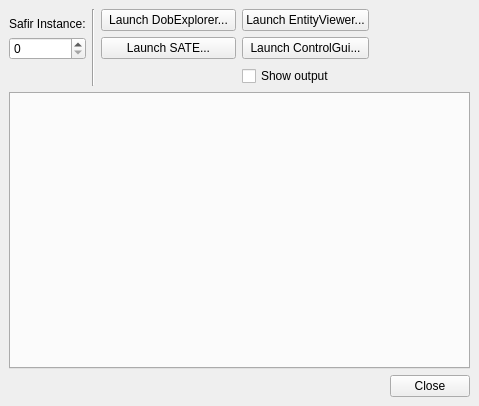
Qt form src/util/tool_launcher/src/MainWindow.ui (SafirSDK/safir-sdk-core) before a commit.
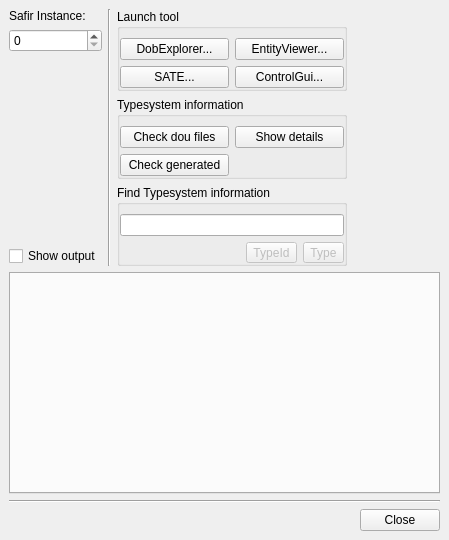
The same form after that commit. Icons and pictures are not drawn.

Commit message: Add options to run dots_configuration_check in various ways from the ToolLauncher. #435

Diff of the .ui file:
```diff
--- a/src/util/tool_launcher/src/MainWindow.ui
+++ b/src/util/tool_launcher/src/MainWindow.ui
@@ -6,8 +6,8 @@
    <rect>
     <x>0</x>
     <y>0</y>
-    <width>479</width>
-    <height>406</height>
+    <width>449</width>
+    <height>540</height>
    </rect>
   </property>
   <property name="windowTitle">
@@ -18,87 +18,256 @@
     <normaloff>tool_launcher.png</normaloff>tool_launcher.png</iconset>
   </property>
   <widget class="QWidget" name="centralwidget">
-   <layout class="QVBoxLayout" name="verticalLayout_3" stretch="0,100,0,0">
+   <layout class="QVBoxLayout" name="verticalLayout_3" stretch="0,100,0,0,0">
     <item>
-     <layout class="QGridLayout" name="gridLayout" columnstretch="0,0,0,0,0">
-      <item row="0" column="0" alignment="Qt::AlignBottom">
-       <widget class="QLabel" name="label">
-        <property name="toolTip">
-         <string>Launch the tool using the specified value for SAFIR_INSTANCE</string>
-        </property>
-        <property name="text">
-         <string>Safir Instance:</string>
-        </property>
-       </widget>
+     <layout class="QHBoxLayout" name="horizontalLayout_2">
+      <item>
+       <layout class="QVBoxLayout" name="verticalLayout">
+        <item>
+         <widget class="QLabel" name="label">
+          <property name="toolTip">
+           <string>Launch the tool using the specified value for SAFIR_INSTANCE</string>
+          </property>
+          <property name="text">
+           <string>Safir Instance:</string>
+          </property>
+         </widget>
+        </item>
+        <item>
+         <widget class="QSpinBox" name="safirInstanceSpin">
+          <property name="maximum">
+           <number>999999999</number>
+          </property>
+         </widget>
+        </item>
+        <item>
+         <spacer name="verticalSpacer_2">
+          <property name="orientation">
+           <enum>Qt::Vertical</enum>
+          </property>
+          <property name="sizeHint" stdset="0">
+           <size>
+            <width>20</width>
+            <height>40</height>
+           </size>
+          </property>
+         </spacer>
+        </item>
+        <item>
+         <widget class="QCheckBox" name="showOutputButton">
+          <property name="text">
+           <string>Show output</string>
+          </property>
+         </widget>
+        </item>
+       </layout>
       </item>
-      <item row="0" column="2">
-       <widget class="QPushButton" name="launchDobExplorerButton">
-        <property name="minimumSize">
-         <size>
-          <width>135</width>
-          <height>0</height>
-         </size>
+      <item>
+       <widget class="Line" name="line">
+        <property name="orientation">
+         <enum>Qt::Vertical</enum>
         </property>
-        <property name="text">
-         <string>Launch DobExplorer...</string>
-        </property>
        </widget>
       </item>
-      <item row="0" column="4" rowspan="2">
+      <item>
+       <layout class="QVBoxLayout" name="verticalLayout_2">
+        <item>
+         <widget class="QGroupBox" name="groupBox_2">
+          <property name="minimumSize">
+           <size>
+            <width>230</width>
+            <height>0</height>
+           </size>
+          </property>
+          <property name="title">
+           <string>Launch tool</string>
+          </property>
+          <layout class="QGridLayout" name="gridLayout_3">
+           <property name="leftMargin">
+            <number>0</number>
+           </property>
+           <property name="rightMargin">
+            <number>0</number>
+           </property>
+           <property name="bottomMargin">
+            <number>0</number>
+           </property>
+           <item row="0" column="0">
+            <widget class="QPushButton" name="launchDobExplorerButton">
+             <property name="text">
+              <string>DobExplorer...</string>
+             </property>
+            </widget>
+           </item>
+           <item row="0" column="1">
+            <widget class="QPushButton" name="launchEntityViewerButton">
+             <property name="text">
+              <string>EntityViewer...</string>
+             </property>
+            </widget>
+           </item>
+           <item row="1" column="0">
+            <widget class="QPushButton" name="launchSateButton">
+             <property name="text">
+              <string>SATE...</string>
+             </property>
+            </widget>
+           </item>
+           <item row="1" column="1">
+            <widget class="QPushButton" name="launchControlGuiButton">
+             <property name="text">
+              <string>ControlGui...</string>
+             </property>
+            </widget>
+           </item>
+          </layout>
+         </widget>
+        </item>
+        <item>
+         <widget class="QGroupBox" name="groupBox">
+          <property name="title">
+           <string>Typesystem information</string>
+          </property>
+          <property name="flat">
+           <bool>false</bool>
+          </property>
+          <layout class="QGridLayout" name="gridLayout_2">
+           <property name="leftMargin">
+            <number>0</number>
+           </property>
+           <property name="rightMargin">
+            <number>0</number>
+           </property>
+           <property name="bottomMargin">
+            <number>0</number>
+           </property>
+           <item row="0" column="0">
+            <widget class="QPushButton" name="checkDouFilesButton">
+             <property name="toolTip">
+              <string>Run dots_configuration_check</string>
+             </property>
+             <property name="text">
+              <string>Check dou files</string>
+             </property>
+            </widget>
+           </item>
+           <item row="0" column="1">
+            <widget class="QPushButton" name="showTypesystemDetailsButton">
+             <property name="toolTip">
+              <string>Output a full information about the entire type system</string>
+             </property>
+             <property name="text">
+              <string>Show details</string>
+             </property>
+            </widget>
+           </item>
+           <item row="1" column="0">
+            <widget class="QPushButton" name="checkGeneratedButton">
+             <property name="toolTip">
+              <string>Check that dou-files are correct and also find any mismatch between
+the dou-files and the types found in the generated libraries. This option
+will use the dou-files and generated libraries found by the current
+configuration.</string>
+             </property>
+             <property name="text">
+              <string>Check generated</string>
+             </property>
+            </widget>
+           </item>
+          </layout>
+         </widget>
+        </item>
+        <item>
+         <widget class="QGroupBox" name="groupBox_3">
+          <property name="title">
+           <string>Find Typesystem information</string>
+          </property>
+          <layout class="QGridLayout" name="gridLayout">
+           <property name="leftMargin">
+            <number>0</number>
+           </property>
+           <property name="rightMargin">
+            <number>0</number>
+           </property>
+           <property name="bottomMargin">
+            <number>0</number>
+           </property>
+           <item row="0" column="0" colspan="3">
+            <widget class="QLineEdit" name="lookupEdit"/>
+           </item>
+           <item row="1" column="0">
+            <spacer name="horizontalSpacer_2">
+             <property name="orientation">
+              <enum>Qt::Horizontal</enum>
+             </property>
+             <property name="sizeHint" stdset="0">
+              <size>
+               <width>40</width>
+               <height>20</height>
+              </size>
+             </property>
+            </spacer>
+           </item>
+           <item row="1" column="2">
+            <widget class="QToolButton" name="typeLookupButton">
+             <property name="enabled">
+              <bool>false</bool>
+             </property>
+             <property name="toolTip">
+              <string>Output info about a specific type</string>
+             </property>
+             <property name="text">
+              <string>Type</string>
+             </property>
+             <property name="icon">
+              <iconset resource="tool_launcher.qrc">
+               <normaloff>:/icons/magnifying_glass.png</normaloff>:/icons/magnifying_glass.png</iconset>
+             </property>
+             <property name="toolButtonStyle">
+              <enum>Qt::ToolButtonTextBesideIcon</enum>
+             </property>
+            </widget>
+           </item>
+           <item row="1" column="1">
+            <widget class="QToolButton" name="typeIdLookupButton">
+             <property name="enabled">
+              <bool>false</bool>
+             </property>
+             <property name="toolTip">
+              <string>If argument is a string the typeId is calculated. 
+If argument is a numeric typeId or part of a typeId, 
+the matching type name(s) are looked up.</string>
+             </property>
+             <property name="text">
+              <string>TypeId</string>
+             </property>
+             <property name="icon">
+              <iconset resource="tool_launcher.qrc">
+               <normaloff>:/icons/magnifying_glass.png</normaloff>:/icons/magnifying_glass.png</iconset>
+             </property>
+             <property name="toolButtonStyle">
+              <enum>Qt::ToolButtonTextBesideIcon</enum>
+             </property>
+            </widget>
+           </item>
+          </layout>
+         </widget>
+        </item>
+       </layout>
+      </item>
+      <item>
        <spacer name="horizontalSpacer">
         <property name="orientation">
          <enum>Qt::Horizontal</enum>
         </property>
         <property name="sizeHint" stdset="0">
          <size>
-          <width>0</width>
-          <height>0</height>
+          <width>40</width>
+          <height>1</height>
          </size>
         </property>
        </spacer>
       </item>
-      <item row="1" column="0">
-       <widget class="QSpinBox" name="safirInstanceSpin">
-        <property name="maximum">
-         <number>999999999</number>
-        </property>
-       </widget>
-      </item>
-      <item row="1" column="2">
-       <widget class="QPushButton" name="launchSateButton">
-        <property name="text">
-         <string>Launch SATE...</string>
-        </property>
-       </widget>
-      </item>
-      <item row="1" column="3">
-       <widget class="QPushButton" name="launchControlGuiButton">
-        <property name="text">
-         <string>Launch ControlGui...</string>
-        </property>
-       </widget>
-      </item>
-      <item row="0" column="3">
-       <widget class="QPushButton" name="launchEntityViewerButton">
-        <property name="text">
-         <string>Launch EntityViewer...</string>
-        </property>
-       </widget>
-      </item>
-      <item row="2" column="3">
-       <widget class="QCheckBox" name="showOutputButton">
-        <property name="text">
-         <string>Show output</string>
-        </property>
-       </widget>
-      </item>
-      <item row="0" column="1" rowspan="3">
-       <widget class="Line" name="line">
-        <property name="orientation">
-         <enum>Qt::Vertical</enum>
-        </property>
-       </widget>
-      </item>
      </layout>
     </item>
     <item>
@@ -133,6 +302,13 @@
       </property>
      </spacer>
     </item>
+    <item>
+     <widget class="Line" name="buttonSeparator">
+      <property name="orientation">
+       <enum>Qt::Horizontal</enum>
+      </property>
+     </widget>
+    </item>
     <item>
      <widget class="QDialogButtonBox" name="buttonBox">
       <property name="standardButtons">
```
Left out of the diff: 14 changed lines with no effect on the pictures. The commit also changes 11 other files.
